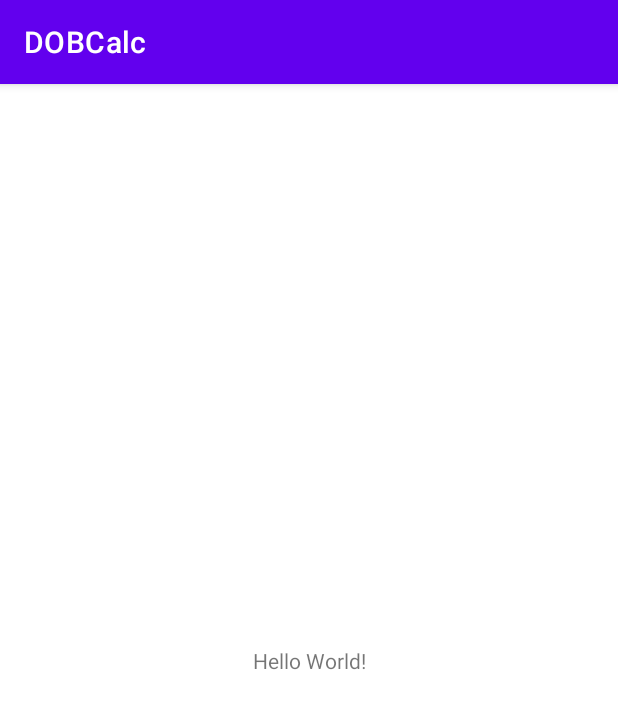
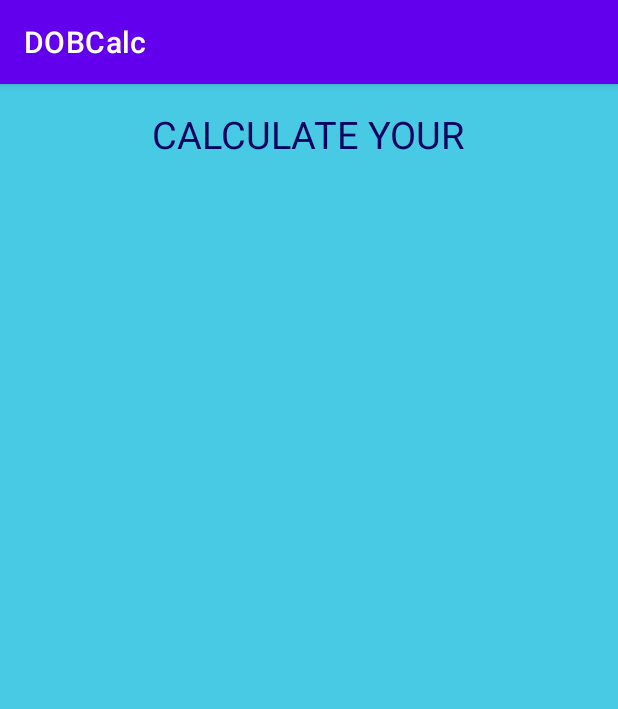
Before and after one commit to UwaisSaleh8141/DateOfBirthCalculator, an Android app: the screen it shows after launch (MainActivity), on a phone screen of 412 x 824 dp. Shown: the top 709 px of the screen. Run offline under Robolectric (Android 15) with nearby library versions, the phone set to English and light mode, and no system bars.

Commit message:
updated text view, background color, and layout to linear.

```diff
--- a/app/src/main/AndroidManifest.xml
+++ b/app/src/main/AndroidManifest.xml
@@ -9,7 +9,8 @@
         android:roundIcon="@mipmap/ic_launcher_round"
         android:supportsRtl="true"
         android:theme="@style/Theme.DOBCalc">
-        <activity android:name=".MainActivity">
+        <activity android:name=".MainActivity"
+            android:exported="true">
             <intent-filter>
                 <action android:name="android.intent.action.MAIN" />
 
--- a/app/src/main/res/layout/activity_main.xml
+++ b/app/src/main/res/layout/activity_main.xml
@@ -1,18 +1,21 @@
 <?xml version="1.0" encoding="utf-8"?>
-<androidx.constraintlayout.widget.ConstraintLayout xmlns:android="http://schemas.android.com/apk/res/android"
+<LinearLayout xmlns:android="http://schemas.android.com/apk/res/android"
     xmlns:app="http://schemas.android.com/apk/res-auto"
     xmlns:tools="http://schemas.android.com/tools"
     android:layout_width="match_parent"
     android:layout_height="match_parent"
-    tools:context=".MainActivity">
+    tools:context=".MainActivity"
+    android:orientation="vertical"
+    android:gravity="center_horizontal"
+    android:background="@color/bg_blue">
 
     <TextView
         android:layout_width="wrap_content"
         android:layout_height="wrap_content"
-        android:text="Hello World!"
-        app:layout_constraintBottom_toBottomOf="parent"
-        app:layout_constraintLeft_toLeftOf="parent"
-        app:layout_constraintRight_toRightOf="parent"
-        app:layout_constraintTop_toTopOf="parent" />
+        android:layout_marginTop="16dp"
+        android:text="CALCULATE YOUR"
+        android:textColor="@color/dark_blue"
+        android:textSize="25sp"
+         />
 
-</androidx.constraintlayout.widget.ConstraintLayout>
+</LinearLayout>
--- a/app/src/main/res/values/colors.xml
+++ b/app/src/main/res/values/colors.xml
@@ -7,4 +7,7 @@
     <color name="teal_700">#FF018786</color>
     <color name="black">#FF000000</color>
     <color name="white">#FFFFFFFF</color>
+    <color name="dark_blue">#03045E</color>
+    <color name="bg_blue">#48CAE4</color>
+
 </resources>
```
